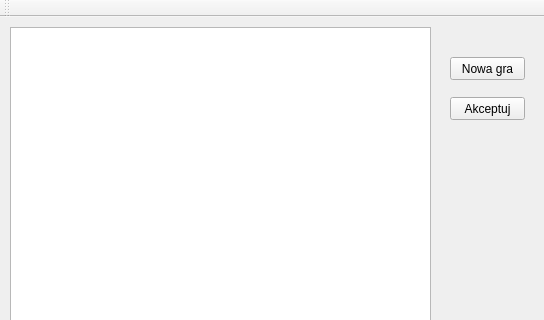
The window that Mastermind/mainwindow.ui (pierok/mm) describes before a commit, drawn with Qt 5; both pictures show x 0 to 544 and y 0 to 320 of the 544 by 498 pixel window.
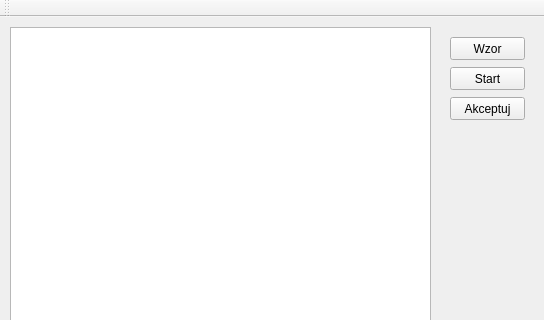
The same window after the commit.

Patch:
```diff
--- a/Mastermind/mainwindow.ui
+++ b/Mastermind/mainwindow.ui
@@ -52,13 +52,26 @@
     <property name="geometry">
      <rect>
       <x>450</x>
-      <y>40</y>
+      <y>50</y>
       <width>75</width>
       <height>23</height>
      </rect>
     </property>
     <property name="text">
-     <string>Nowa gra</string>
+     <string>Start</string>
+    </property>
+   </widget>
+   <widget class="QPushButton" name="wzorButton">
+    <property name="geometry">
+     <rect>
+      <x>450</x>
+      <y>20</y>
+      <width>75</width>
+      <height>23</height>
+     </rect>
+    </property>
+    <property name="text">
+     <string>Wzor</string>
     </property>
    </widget>
   </widget>
```
